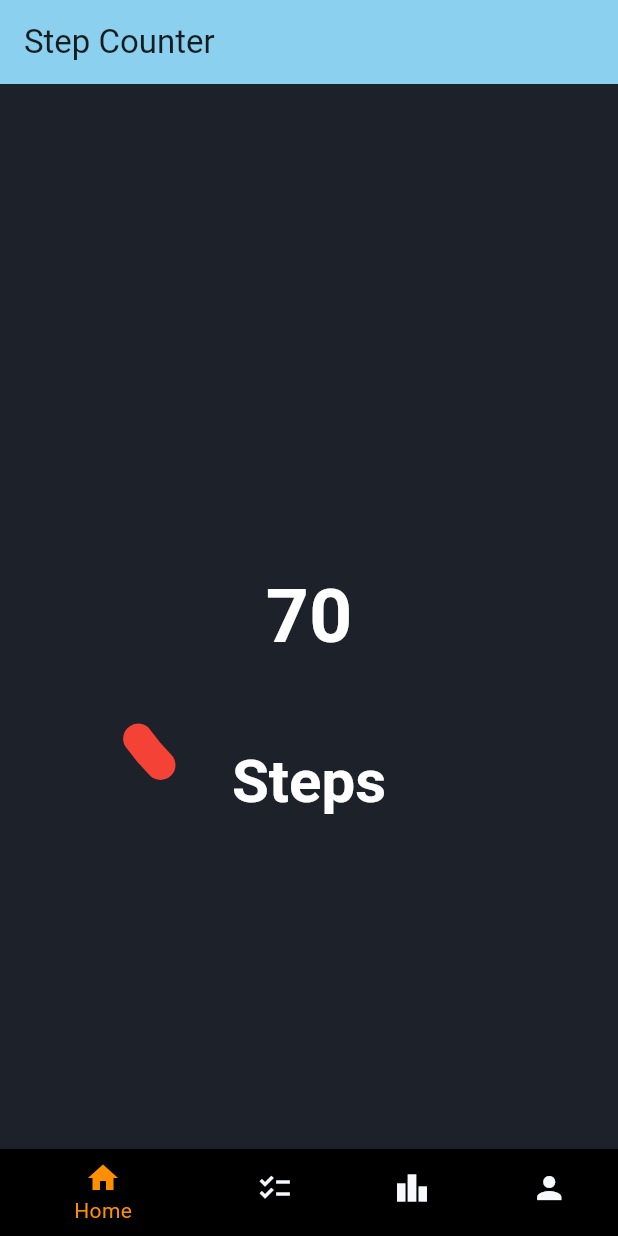
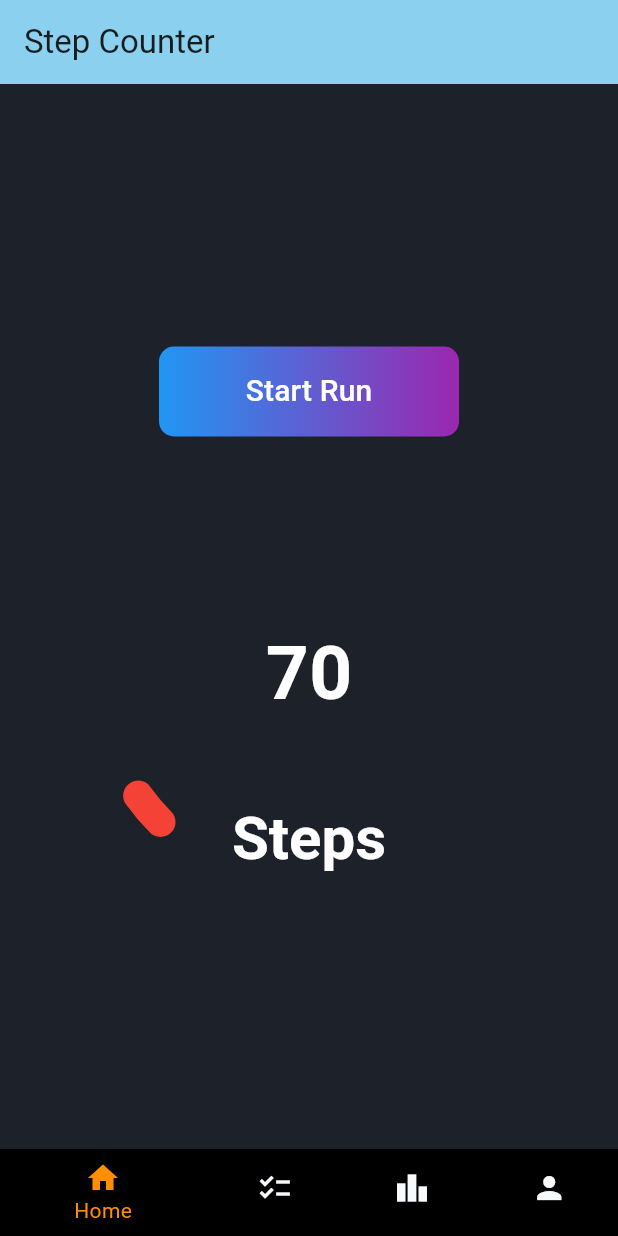
Before and after one commit to RealTeamRocket/rocket-app, a Flutter app: the screen it shows after launch, on a phone screen of 412 x 824 dp. Run offline on Flutter 3.47's test engine with Material 3 defaults, Android fonts, the phone set to English and light mode, and no system bars.

Commit message:
button for starting a run

```diff
--- a/mobile_app/lib/pages/home_page.dart
+++ b/mobile_app/lib/pages/home_page.dart
@@ -17,6 +17,7 @@ class _MyHomePageState extends State<MyHomePage> {
   final int dailyGoal = 2000;
   int currentSteps = 0;
   late Timer _timer;
+  bool isRunning = false;
 
   @override
   void initState() {
@@ -35,6 +36,12 @@ class _MyHomePageState extends State<MyHomePage> {
       setState(() {
         currentSteps += 10;
       });
+    });
+  }
+
+  void _toggleRun() {
+    setState(() {
+      isRunning = !isRunning;
     });
   }
 
@@ -62,6 +69,30 @@ class _MyHomePageState extends State<MyHomePage> {
         child: Column(
           mainAxisAlignment: MainAxisAlignment.center,
           children: <Widget>[
+            Padding(
+              padding: const EdgeInsets.all(8.0),
+              child: Container(
+                decoration: BoxDecoration(
+                  gradient: LinearGradient(colors: [Colors.blue, Colors.purple]),
+                  borderRadius: BorderRadius.circular(10),
+                ),
+                child: SizedBox(
+                  width: 200,
+                  height: 60,
+                  child: ElevatedButton(
+                    style: ElevatedButton.styleFrom(
+                      backgroundColor: Colors.transparent,
+                      shadowColor: Colors.transparent,
+                    ),
+                    onPressed: _toggleRun,
+                    child: Text(
+                      isRunning ? 'Stop Run' : 'Start Run',
+                      style: TextStyle(color: ColorConstants.white, fontSize: 20),
+                    ),
+                  ),
+                ),
+              ),
+            ),
             Stack(
               alignment: Alignment.center,
               children: [
```
